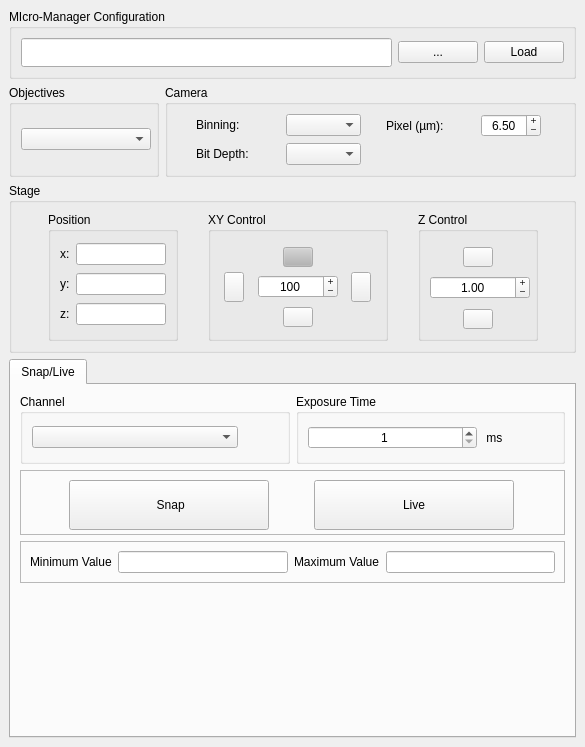
This is micromanager_gui/_ui/micromanager_gui.ui in pymmcore-plus/napari-micromanager as Qt 5 draws it before an edit. The edited form follows.
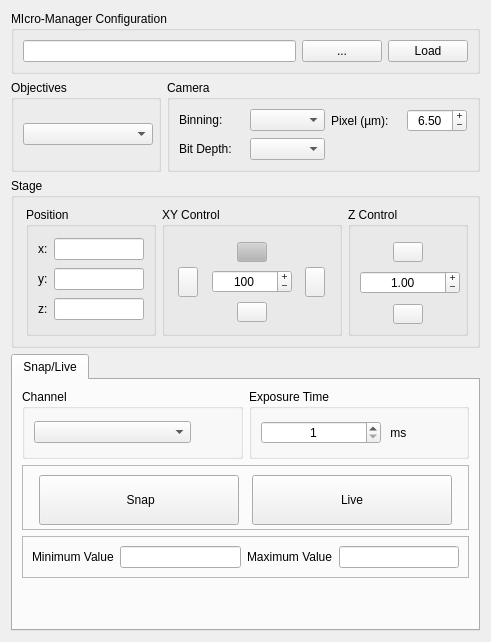
This is the edited form.

Commit message:
cleanup detatched core connection properly, cleanup main widget (#10)
* wip

* fix callbacks

* remove unused imports

* cleanup

```diff
--- a/micromanager_gui/_ui/micromanager_gui.ui
+++ b/micromanager_gui/_ui/micromanager_gui.ui
@@ -1,40 +1,7 @@
 <?xml version="1.0" encoding="UTF-8"?>
 <ui version="4.0">
  <class>MainWindow</class>
- <widget class="QMainWindow" name="MainWindow">
-  <property name="enabled">
-   <bool>true</bool>
-  </property>
-  <property name="geometry">
-   <rect>
-    <x>0</x>
-    <y>0</y>
-    <width>585</width>
-    <height>747</height>
-   </rect>
-  </property>
-  <property name="minimumSize">
-   <size>
-    <width>585</width>
-    <height>0</height>
-   </size>
-  </property>
-  <property name="windowTitle">
-   <string>MainWindow</string>
-  </property>
-  <property name="whatsThis">
-   <string notr="true"/>
-  </property>
-  <property name="toolButtonStyle">
-   <enum>Qt::ToolButtonIconOnly</enum>
-  </property>
-  <property name="dockNestingEnabled">
-   <bool>true</bool>
-  </property>
-  <property name="dockOptions">
-   <set>QMainWindow::AllowNestedDocks|QMainWindow::AllowTabbedDocks|QMainWindow::AnimatedDocks</set>
-  </property>
-  <widget class="QWidget" name="centralwidget">
+ <widget class="QWidget" name="MainWindow">
    <layout class="QGridLayout" name="gridLayout_3">
     <item row="4" column="0" colspan="3">
      <widget class="QTabWidget" name="tabWidget">
@@ -1006,7 +973,6 @@
      </widget>
     </item>
    </layout>
-  </widget>
  </widget>
  <resources/>
  <connections/>
```
Lines whose indentation alone changed are shown as unchanged. The commit also changes 5 other files.
